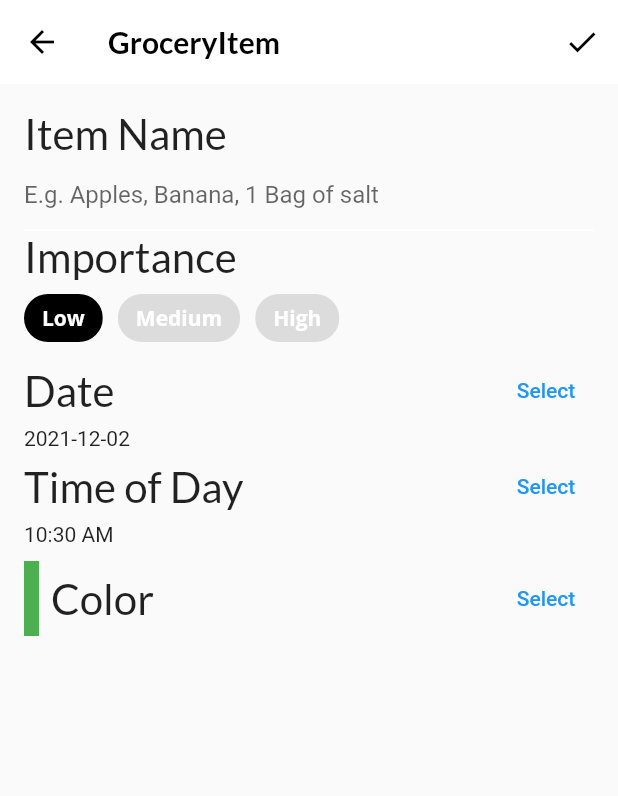
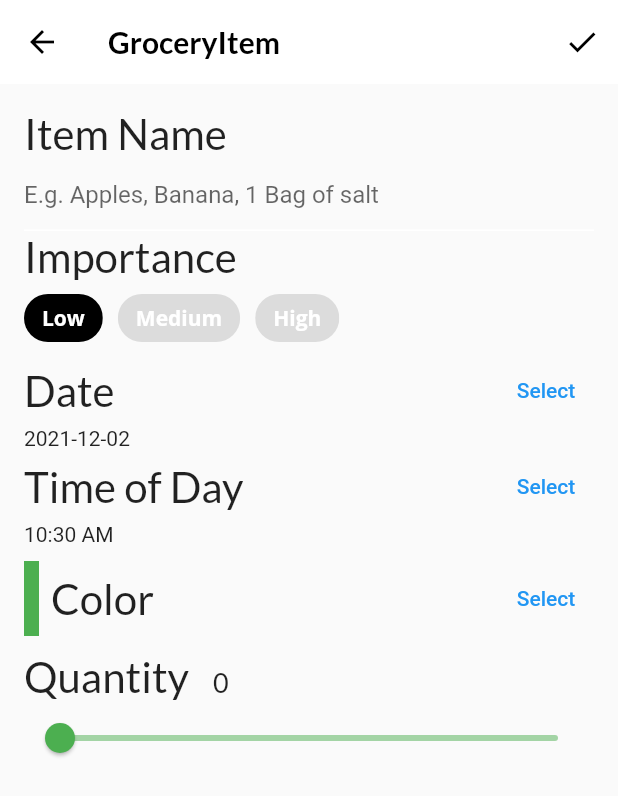
Before and after one commit to SakhileMamba/Flutter-Apprentice-Chapter-6-Interactive-Widgets, a Flutter app: the screen it shows after launch, item 3 of the bottom bar chosen, after a tap on the "add" icon, on a phone screen of 412 x 824 dp. Shown: the top 796 px of the screen. Run offline on Flutter 3.47's test engine with Material 2 defaults, Android fonts, the phone set to English and light mode, and no system bars; our stand-ins replace flutter_colorpicker, google_fonts; project files that could hold a hidden picture were left out.

Commit message:
Building a quantity widget

```diff
--- a/lib/screens/grocery_item_screen.dart
+++ b/lib/screens/grocery_item_screen.dart
@@ -87,7 +87,8 @@ class _GroceryItemScreenState extends State<GroceryItemScreen> {
             buildTimeField(context),
             const SizedBox(height: 10.0),
             buildColorPicker(context),
-            // TODO 18: Add slider
+            const SizedBox(height: 10.0),
+            buildQuantityField(),
             // TODO: 19: Add Grocery Tile],
           ],
         ),
@@ -305,6 +306,42 @@ class _GroceryItemScreenState extends State<GroceryItemScreen> {
       ],
     );
   }
-  //TODO: Add buildQuantityField()
 
+  Widget buildQuantityField() {
+    return Column(
+      crossAxisAlignment: CrossAxisAlignment.start,
+      children: [
+        Row(
+          crossAxisAlignment: CrossAxisAlignment.baseline,
+          textBaseline: TextBaseline.alphabetic,
+          children: [
+            Text(
+              'Quantity',
+              style: GoogleFonts.lato(fontSize: 28.0),
+            ),
+            const SizedBox(
+              width: 16,
+            ),
+            Text(
+              _currentSliderValue.toInt().toString(),
+              style: GoogleFonts.lato(fontSize: 18.0),
+            ),
+          ],
+        ),
+        Slider(
+          value: _currentSliderValue.toDouble(),
+          onChanged: (double value) {
+            setState(() {
+              _currentSliderValue = value.toInt();
+            });
+          },
+          inactiveColor: _currentColor.withOpacity(0.5),
+          activeColor: _currentColor,
+          min: 0.0,
+          max: 100.0,
+          label: _currentSliderValue.toInt().toString(),
+        ),
+      ],
+    );
+  }
 }
```
